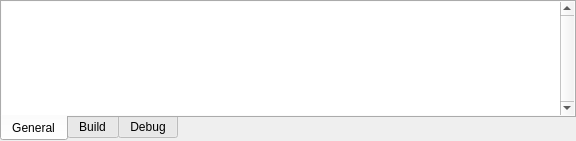
Qt form outputpanedockwidget.ui (christopherpow/nesicide) before a commit.
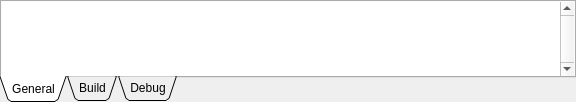
The same form after that commit.

The edit to the form file:
```diff
--- a/outputpanedockwidget.ui
+++ b/outputpanedockwidget.ui
@@ -7,9 +7,12 @@
     <x>0</x>
     <y>0</y>
     <width>576</width>
-    <height>141</height>
+    <height>102</height>
    </rect>
   </property>
+  <property name="features">
+   <set>QDockWidget::AllDockWidgetFeatures</set>
+  </property>
   <property name="windowTitle">
    <string>DockWidget</string>
   </property>
@@ -20,6 +23,12 @@
     </property>
     <item row="0" column="0">
      <widget class="QTabWidget" name="outputTabWidget">
+      <property name="sizePolicy">
+       <sizepolicy hsizetype="Expanding" vsizetype="Expanding">
+        <horstretch>0</horstretch>
+        <verstretch>0</verstretch>
+       </sizepolicy>
+      </property>
       <property name="contextMenuPolicy">
        <enum>Qt::DefaultContextMenu</enum>
       </property>
@@ -30,13 +39,13 @@
        <enum>QTabWidget::South</enum>
       </property>
       <property name="tabShape">
-       <enum>QTabWidget::Rounded</enum>
+       <enum>QTabWidget::Triangular</enum>
       </property>
       <property name="currentIndex">
        <number>0</number>
       </property>
       <property name="elideMode">
-       <enum>Qt::ElideRight</enum>
+       <enum>Qt::ElideNone</enum>
       </property>
       <property name="usesScrollButtons">
        <bool>true</bool>
```
Left out of the diff: 2 changed lines with no effect on the pictures.
